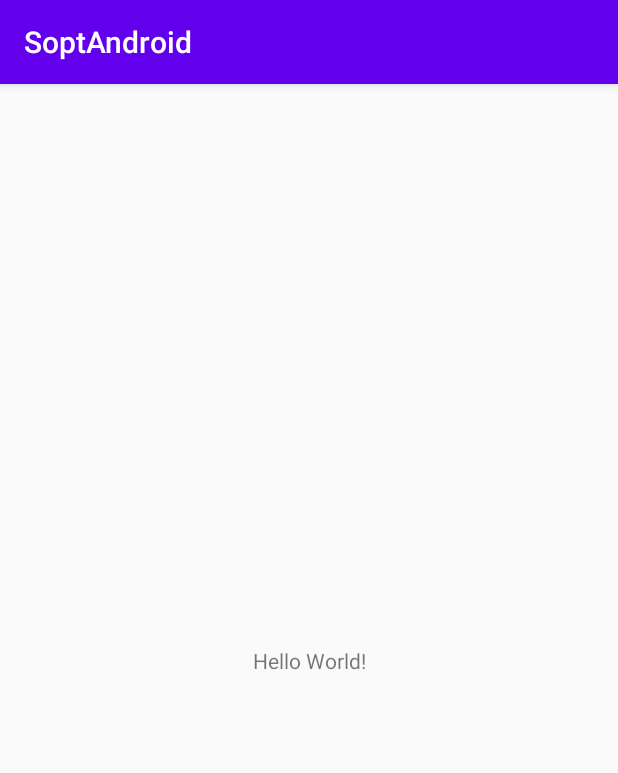
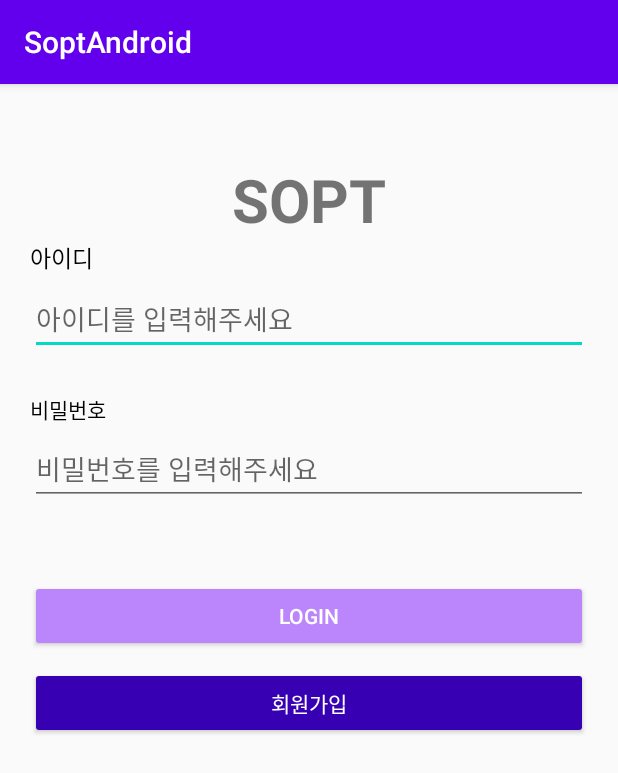
Before and after one commit to Hott6/Hot-subeen, an Android app: the screen it shows after launch (MainActivity before the commit, SignInActivity after it), on a phone screen of 412 x 824 dp. Shown: the top 773 px of the screen. Run offline under Robolectric (Android 15) with nearby library versions, the phone set to English and light mode, and no system bars.

Commit message:
[feat] signin, signup view 구현

```diff
--- /dev/null
+++ b/app/src/main/java/org/sopt/seminar/SignInActivity.kt
@@ -0,0 +1,11 @@
+package org.sopt.seminar
+
+import android.support.v7.app.AppCompatActivity
+import android.os.Bundle
+
+class SignInActivity : AppCompatActivity() {
+    override fun onCreate(savedInstanceState: Bundle?) {
+        super.onCreate(savedInstanceState)
+        setContentView(R.layout.activity_sign_in)
+    }
+}
--- a/app/src/main/java/org/sopt/seminar/MainActivity.kt
+++ b/app/src/main/java/org/sopt/seminar/SignUpActivity.kt
@@ -3,9 +3,9 @@ package org.sopt.seminar
 import android.support.v7.app.AppCompatActivity
 import android.os.Bundle
 
-class MainActivity : AppCompatActivity() {
+class SignUpActivity : AppCompatActivity() {
     override fun onCreate(savedInstanceState: Bundle?) {
         super.onCreate(savedInstanceState)
-        setContentView(R.layout.activity_main)
+        setContentView(R.layout.activity_sign_up)
     }
 }
--- a/app/src/main/res/layout/activity_main.xml
+++ /dev/null
@@ -1,18 +0,0 @@
-<?xml version="1.0" encoding="utf-8"?>
-<android.support.constraint.ConstraintLayout xmlns:android="http://schemas.android.com/apk/res/android"
-    xmlns:app="http://schemas.android.com/apk/res-auto"
-    xmlns:tools="http://schemas.android.com/tools"
-    android:layout_width="match_parent"
-    android:layout_height="match_parent"
-    tools:context=".MainActivity">
-
-    <TextView
-        android:layout_width="wrap_content"
-        android:layout_height="wrap_content"
-        android:text="Hello World!"
-        app:layout_constraintBottom_toBottomOf="parent"
-        app:layout_constraintLeft_toLeftOf="parent"
-        app:layout_constraintRight_toRightOf="parent"
-        app:layout_constraintTop_toTopOf="parent" />
-
-</android.support.constraint.ConstraintLayout>
--- /dev/null
+++ b/app/src/main/res/layout/activity_sign_in.xml
@@ -0,0 +1,90 @@
+<?xml version="1.0" encoding="utf-8"?>
+<android.support.constraint.ConstraintLayout xmlns:android="http://schemas.android.com/apk/res/android"
+    xmlns:app="http://schemas.android.com/apk/res-auto"
+    xmlns:tools="http://schemas.android.com/tools"
+    android:layout_width="match_parent"
+    android:layout_height="match_parent"
+    tools:context=".SignInActivity">
+
+    <TextView
+        android:id="@+id/tv_title"
+        android:layout_width="wrap_content"
+        android:layout_height="wrap_content"
+        android:layout_marginTop="50dp"
+        android:text="SOPT"
+        android:textSize="40sp"
+        android:textStyle="bold"
+        app:layout_constraintEnd_toEndOf="parent"
+        app:layout_constraintStart_toStartOf="parent"
+        app:layout_constraintTop_toTopOf="parent" />
+
+    <TextView
+        android:id="@+id/tv_id"
+        android:layout_width="0dp"
+        android:layout_height="wrap_content"
+        android:layout_marginStart="20dp"
+        android:text="아이디"
+        android:textColor="@color/black"
+        android:textSize="15sp"
+        app:layout_constraintStart_toStartOf="parent"
+        app:layout_constraintTop_toBottomOf="@+id/tv_title" />
+
+    <EditText
+        android:id="@+id/et_id"
+        android:layout_width="0dp"
+        android:layout_height="wrap_content"
+        android:layout_marginHorizontal="20dp"
+        android:layout_marginTop="5dp"
+        android:hint="아이디를 입력해주세요"
+        app:layout_constraintEnd_toEndOf="parent"
+        app:layout_constraintStart_toStartOf="parent"
+        app:layout_constraintTop_toBottomOf="@id/tv_id" />
+
+    <TextView
+        android:id="@+id/tv_pw"
+        android:layout_width="0dp"
+        android:layout_height="wrap_content"
+        android:layout_marginTop="25dp"
+        android:text="비밀번호"
+        android:textColor="@color/black"
+        app:layout_constraintStart_toStartOf="@+id/tv_id"
+        app:layout_constraintTop_toBottomOf="@id/et_id" />
+
+    <EditText
+        android:id="@+id/et_pw"
+        android:layout_width="0dp"
+        android:layout_height="wrap_content"
+        android:layout_marginHorizontal="20dp"
+        android:layout_marginTop="5dp"
+        android:hint="비밀번호를 입력해주세요"
+        android:inputType="textPassword"
+        app:layout_constraintEnd_toEndOf="parent"
+        app:layout_constraintStart_toStartOf="parent"
+        app:layout_constraintTop_toBottomOf="@id/tv_pw" />
+
+    <Button
+        android:id="@+id/btn_login"
+        android:layout_width="0dp"
+        android:layout_height="wrap_content"
+        android:layout_marginHorizontal="20dp"
+        android:text="Login"
+        android:layout_marginTop="50dp"
+        android:backgroundTint="@color/purple_200"
+        android:textColor="@color/white"
+        app:layout_constraintTop_toBottomOf="@+id/et_pw"
+        app:layout_constraintEnd_toEndOf="parent"
+        app:layout_constraintStart_toStartOf="parent"/>
+    <Button
+        android:id="@+id/btn_signup"
+        android:layout_width="0dp"
+        android:layout_height="wrap_content"
+        android:layout_marginHorizontal="20dp"
+        android:text="회원가입"
+        android:layout_marginTop="10dp"
+        android:backgroundTint="@color/purple_700"
+        android:textColor="@color/white"
+        app:layout_constraintTop_toBottomOf="@+id/btn_login"
+        app:layout_constraintEnd_toEndOf="parent"
+        app:layout_constraintStart_toStartOf="parent"/>
+
+</android.support.constraint.ConstraintLayout>
```
Also changed, not shown: app/src/main/AndroidManifest.xml (+7 -1 lines), app/src/main/java/org/sopt/seminar/HomeActivity.kt (added, +11 -0 lines), app/src/main/res/layout/activity_home.xml (added, +27 -0 lines), app/src/main/res/layout/activity_sign_up.xml (added, +102 -0 lines).
